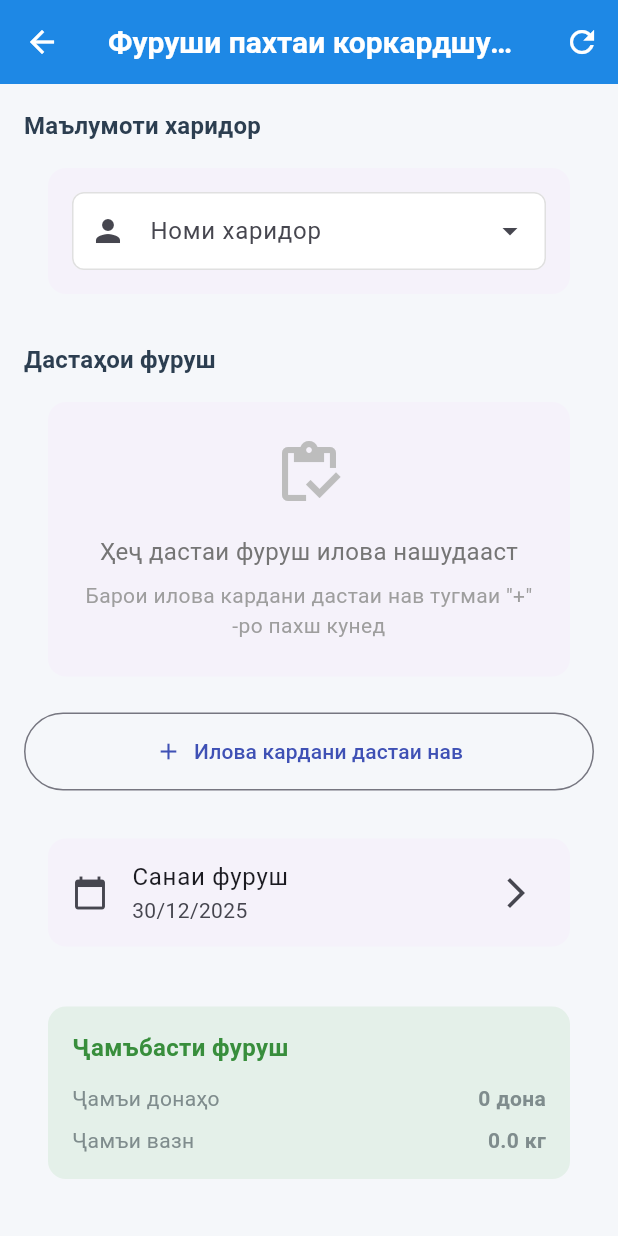
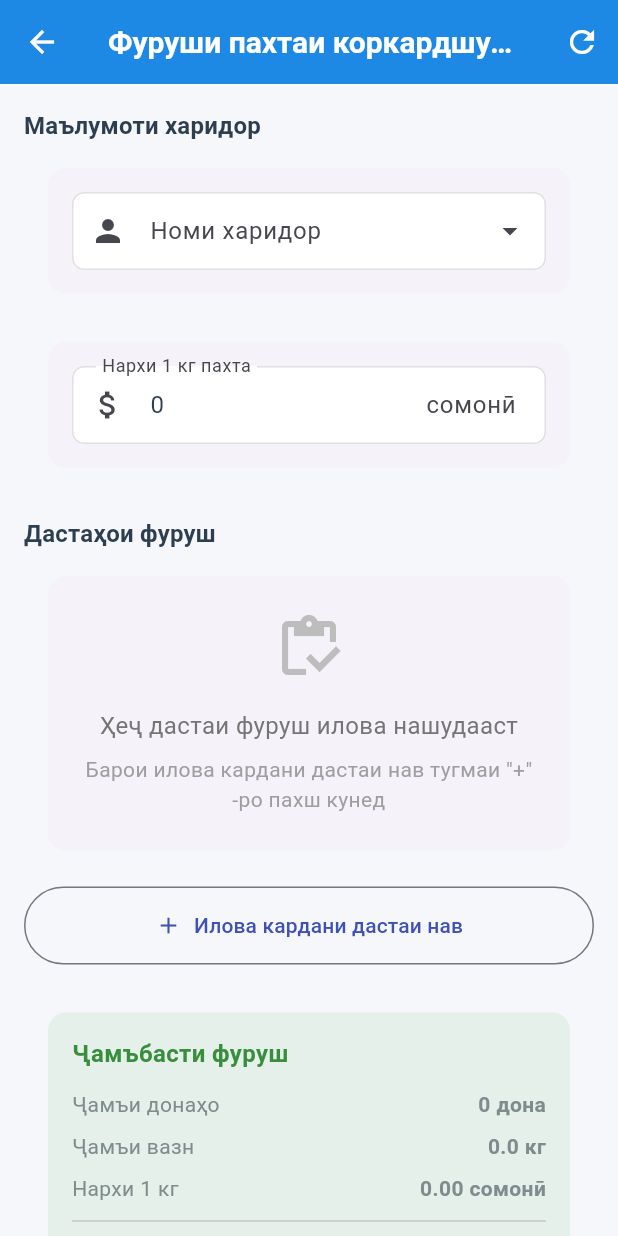
Before and after one commit to IBROHIM-PRO/farm_deb, a Flutter app: the CottonSalesScreen screen opened directly, after a tap on the "add" icon, after a tap on "Илова кардани дастаи нав", after a tap on the "delete" icon, on a phone screen of 412 x 824 dp. Run offline on Flutter 3.47's test engine with Material 3 defaults, Android fonts, the phone set to English and light mode, and no system bars; our stand-ins replace shared_preferences, sqflite; accounts and stored records are empty; statements that could not run were skipped.

Commit message:
ворид кардани пули як кило пахта ва намоиш додани пулуи умуми

```diff
--- a/lib/screens/cotton_stock/cotton_sales_screen.dart
+++ b/lib/screens/cotton_stock/cotton_sales_screen.dart
@@ -38,6 +38,7 @@ class _CottonSalesScreenState extends State<CottonSalesScreen> {
   // Form controllers
   final _formKey = GlobalKey<FormState>();
   final _buyerNameController = TextEditingController();
+  final _pricePerKgController = TextEditingController(text: '0');
 
   // UI State
   List<Buyer> buyers = [];
@@ -46,6 +47,7 @@ class _CottonSalesScreenState extends State<CottonSalesScreen> {
   DateTime selectedDate = DateTime.now();
   bool isLoading = false;
   bool showSaleForm = false;
+  double pricePerKg = 0.0;
 
   // Dynamic sale items
   List<SaleItem> saleItems = [];
@@ -63,6 +65,7 @@ class _CottonSalesScreenState extends State<CottonSalesScreen> {
   @override
   void dispose() {
     _buyerNameController.dispose();
+    _pricePerKgController.dispose();
     for (final item in saleItems) {
       item.dispose();
     }
@@ -135,15 +138,14 @@ class _CottonSalesScreenState extends State<CottonSalesScreen> {
           children: [
             _buildSectionTitle('Маълумоти харидор'),
             _buildBuyerNameInput(),
+            const SizedBox(height: 16),
+            _buildPricePerKgInput(),
             const SizedBox(height: 24),
 
             _buildSectionTitle('Дастаҳои фуруш'),
             _buildSaleItemsList(),
             const SizedBox(height: 16),
             _buildAddItemButton(),
-            const SizedBox(height: 24),
-
-            _buildDateSelector(),
             const SizedBox(height: 24),
 
             _buildSaleSummary(),
@@ -312,6 +314,39 @@ class _CottonSalesScreenState extends State<CottonSalesScreen> {
     );
   }
 
+  Widget _buildPricePerKgInput() {
+    return Card(
+      child: Padding(
+        padding: const EdgeInsets.all(16),
+        child: TextFormField(
+          controller: _pricePerKgController,
+          decoration: const InputDecoration(
+            labelText: 'Нархи 1 кг пахта',
+            prefixIcon: Icon(Icons.attach_money),
+            suffixText: 'сомонӣ',
+            hintText: 'Нархи як килограмро ворид кунед',
+          ),
+          keyboardType: const TextInputType.numberWithOptions(decimal: true),
+          validator: (value) {
+            if (value == null || value.trim().isEmpty) {
+              return 'Нархи як килограм зарур аст';
+            }
+            final price = double.tryParse(value);
+            if (price == null || price < 0) {
+              return 'Нархи дуруст ворид кунед';
+            }
+            return null;
+          },
+          onChanged: (value) {
+            setState(() {
+              pricePerKg = double.tryParse(value) ?? 0.0;
+            });
+          },
+        ),
+      ),
+    );
+  }
+
   Widget _buildSaleItemsList() {
     if (saleItems.isEmpty) {
       return Card(
@@ -419,35 +454,6 @@ class _CottonSalesScreenState extends State<CottonSalesScreen> {
             _buildWarehouseValidation(item),
           ],
         ),
-      ),
-    );
-  }
-
-  Widget _buildItemSummary(SaleItem item) {
-    return Container(
-      padding: const EdgeInsets.all(12),
-      decoration: BoxDecoration(
-        color: Colors.blue.withOpacity(0.1),
-        borderRadius: BorderRadius.circular(8),
-      ),
-      child: Row(
-        mainAxisAlignment: MainAxisAlignment.spaceBetween,
-        children: [
-          Text(
-            'Ҳамагӣ:',
-            style: TextStyle(
-              color: Colors.blue[700],
-              fontWeight: FontWeight.w500,
-            ),
-          ),
-          Text(
-            '${item.pieces} × ${item.weight.toStringAsFixed(1)} = ${item.totalWeight.toStringAsFixed(1)} кг',
-            style: TextStyle(
-              color: Colors.blue[700],
-              fontWeight: FontWeight.bold,
-            ),
-          ),
-        ],
       ),
     );
   }
@@ -585,6 +591,7 @@ class _CottonSalesScreenState extends State<CottonSalesScreen> {
   Widget _buildSaleSummary() {
     final totalPieces = saleItems.fold<int>(0, (sum, item) => sum + item.pieces);
     final totalWeight = saleItems.fold<double>(0, (sum, item) => sum + item.totalWeight);
+    final totalAmount = totalWeight * pricePerKg;
 
     return Card(
       color: Colors.green.withOpacity(0.1),
@@ -605,20 +612,38 @@ class _CottonSalesScreenState extends State<CottonSalesScreen> {
             _buildSummaryRow('Ҷамъи донаҳо', '$totalPieces дона'),
             const SizedBox(height: 8),
             _buildSummaryRow('Ҷамъи вазн', '${totalWeight.toStringAsFixed(1)} кг'),
+            const SizedBox(height: 8),
+            _buildSummaryRow('Нархи 1 кг', '${pricePerKg.toStringAsFixed(2)} сомонӣ'),
+            const Divider(height: 24),
+            _buildSummaryRow(
+              'Ҷамъи маблағ',
+              '${totalAmount.toStringAsFixed(2)} сомонӣ',
+              isTotal: true,
+            ),
           ],
         ),
       ),
     );
   }
 
-  Widget _buildSummaryRow(String label, String value) {
+  Widget _buildSummaryRow(String label, String value, {bool isTotal = false}) {
     return Row(
       mainAxisAlignment: MainAxisAlignment.spaceBetween,
       children: [
-        Text(label),
+        Text(
+          label,
+          style: TextStyle(
+            fontWeight: isTotal ? FontWeight.bold : FontWeight.normal,
+            fontSize: isTotal ? 16 : 14,
+          ),
+        ),
         Text(
           value,
-          style: const TextStyle(fontWeight: FontWeight.bold),
+          style: TextStyle(
+            fontWeight: FontWeight.bold,
+            fontSize: isTotal ? 18 : 14,
+            color: isTotal ? Colors.green[700] : null,
+          ),
         ),
       ],
     );
```
